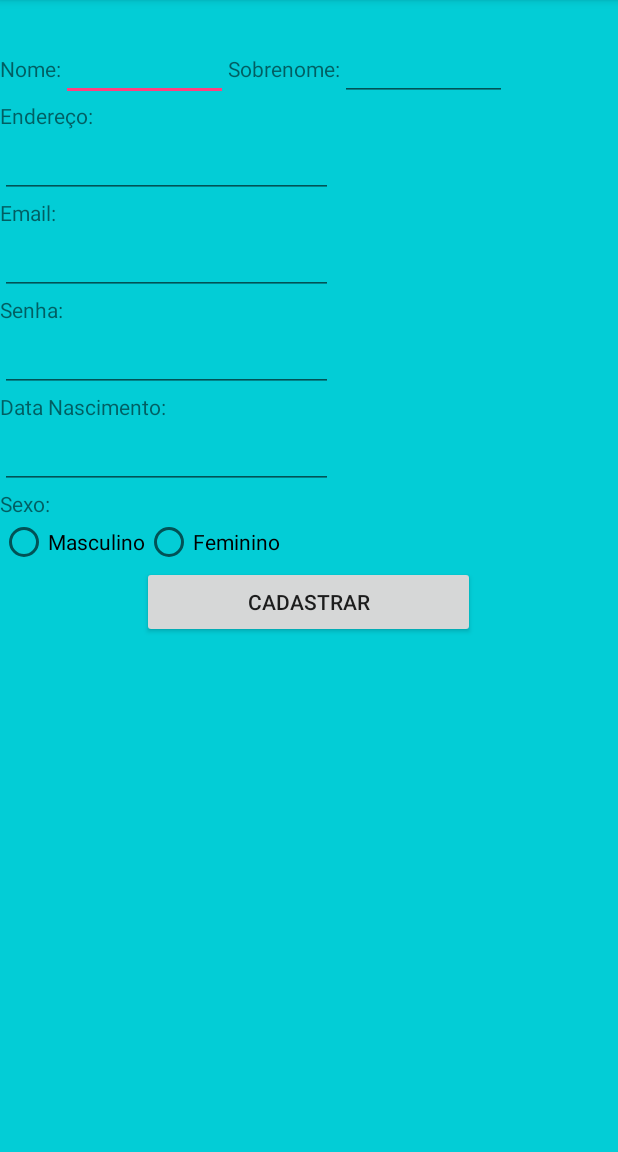
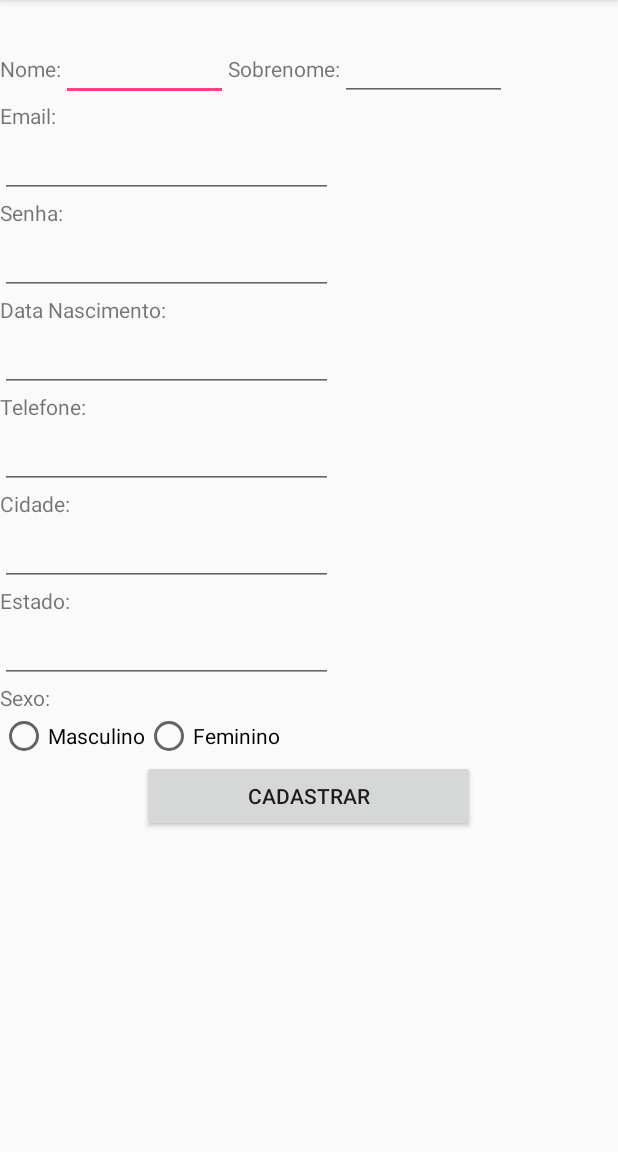
Before and after one commit to jaelson13/EPYMAPS, an Android app: the CadastroActivity screen opened directly, with no data from a screen before it, on a phone screen of 412 x 824 dp, the part 84-1236 px from its top. Run offline under Robolectric (Android 15) with nearby library versions, the phone set to English and light mode, and no system bars.

Commit message:
Iniciado a faze cadastro.

```diff
--- a/app/src/main/java/br/com/educacao/epymaps/Activitys/CadastroActivity.java
+++ b/app/src/main/java/br/com/educacao/epymaps/Activitys/CadastroActivity.java
@@ -2,14 +2,65 @@ package br.com.educacao.epymaps.Activitys;
 
 import android.support.v7.app.AppCompatActivity;
 import android.os.Bundle;
+import android.view.View;
+import android.widget.Button;
+import android.widget.EditText;
 
+import java.util.Date;
+
+import br.com.educacao.epymaps.DAO.UsuarioDAO;
+import br.com.educacao.epymaps.Model.Usuario;
 import br.com.educacao.epymaps.R;
 
 public class CadastroActivity extends AppCompatActivity {
+
+    private EditText edtNome;
+    private EditText edtSobrenome;
+    private EditText edtEmail;
+    private EditText edtTelefone;
+    private EditText edtSenha;
+    private EditText edtDataNasc;
+    private EditText edtCidade;
+    private EditText edtEstado;
+    private Button btnCadastrar;
+    Usuario usuario = new Usuario();
+
 
     @Override
     protected void onCreate(Bundle savedInstanceState) {
         super.onCreate(savedInstanceState);
         setContentView(R.layout.activity_cadastro);
+
+        edtNome = (EditText) findViewById(R.id.edtNome);
+        edtSobrenome = (EditText) findViewById(R.id.edtSobrenome);
+        edtEmail = (EditText) findViewById(R.id.edtEmail);
+        edtTelefone = (EditText) findViewById(R.id.edtTelefone);
+        edtSenha = (EditText) findViewById(R.id.edtSenha);
+        edtDataNasc = (EditText) findViewById(R.id.edtDataNasc);
+        edtCidade = (EditText) findViewById(R.id.edtCidade);
+        edtEstado = (EditText) findViewById(R.id.edtEstado);
+        btnCadastrar = (Button) findViewById(R.id.btnCadastrar);
+
+
+
+        Date data = new Date();
+        usuario.setNome(edtNome.getText().toString());
+        usuario.setSobrenome(edtSobrenome.getText().toString());
+        usuario.setEmail(edtEmail.getText().toString());
+        usuario.setTelefone(edtTelefone.getText().toString());
+        usuario.setSenha(edtSenha.getText().toString());
+        usuario.setDataNascimento(data);
+        usuario.setCidade(edtCidade.getText().toString());
+        usuario.setEstado(edtEstado.getText().toString());
+
+
+
+        btnCadastrar.setOnClickListener(new View.OnClickListener() {
+            @Override
+            public void onClick(View v) {
+                UsuarioDAO usuarioDAO = new UsuarioDAO(CadastroActivity.this);
+                usuarioDAO.salvar(usuario);
+            }
+        });
     }
 }
--- a/app/src/main/java/br/com/educacao/epymaps/DAO/GenericDAO.java
+++ b/app/src/main/java/br/com/educacao/epymaps/DAO/GenericDAO.java
@@ -13,18 +13,17 @@ public abstract class GenericDAO<T> extends SQLiteOpenHelper {
     private static final String NOME_BANCO = "epymaps";
     private static final int VERSAO_BANCO = 1;
     private String sqlCreateUsuario = "CREATE TABLE IF NOT EXISTS usuario(" +
-            "idCliente INT AUTO_INCREMENT," +
+            "idCliente INTEGER PRIMARY KEY AUTOINCREMENT," +
             "nome VARCHAR(45) NOT NULL," +
             "sobrenome VARCHAR(45) NOT NULL," +
             "dataNascimento DATE NOT NULL," +
             "telefone VARCHAR(45) NOT NULL,"+
-            "email VARCHAR(60) NOT NULL," +
+            "email VARCHAR(60) NOT NULL UNIQUE," +
             "status BOOLEAN," +
             "administrador BOOLEAN DEFAULT FALSE," +
             "cidade VARCHAR(45) NOT NULL," +
-            "estado VARCAHR(45) NOT NULL," +
-            "PRIMARY KEY(idCliente)," +
-            "UNIQUE KEY(email)" +
+            "estado VARCAHR(45) NOT NULL" +
+
             ");";
 
     public GenericDAO(Context context) {
--- a/app/src/main/java/br/com/educacao/epymaps/DAO/UsuarioDAO.java
+++ b/app/src/main/java/br/com/educacao/epymaps/DAO/UsuarioDAO.java
@@ -20,7 +20,7 @@ public class UsuarioDAO extends GenericDAO<Usuario> {
     @Override
     public boolean salvar(Usuario usuario) {
         database.execSQL("INSERT INTO usuario(nome,sobrenome,dataNasc,telefone,email,senha,status) VALUES(?,?,?,?,?,?,?)",
-                new Object[]{usuario.getNome(),usuario.getSobrenome(),usuario.getDataNascimento(),usuario.getTelefone(),usuario.getEmail(),usuario.getSenha(),true});
+                new Object[]{usuario.getNome(),usuario.getSobrenome(),usuario.getDataNascimento().toString(),usuario.getTelefone(),usuario.getEmail(),usuario.getSenha(),true});
         return false;
     }
 }
--- a/app/src/main/java/br/com/educacao/epymaps/Model/Usuario.java
+++ b/app/src/main/java/br/com/educacao/epymaps/Model/Usuario.java
@@ -13,10 +13,23 @@ public class Usuario {
     private String cidade;
     private Date dataNascimento;
     private String telefone;
+    private String estado;
 
-    public String getTelefone(){ return telefone;}
+    public String getEstado() {
+        return estado;
+    }
 
-    public void setTelefone(String telefone){ this.telefone = telefone;}
+    public void setEstado(String estado) {
+        this.estado = estado;
+    }
+
+    public String getTelefone() {
+        return telefone;
+    }
+
+    public void setTelefone(String telefone) {
+        this.telefone = telefone;
+    }
 
     public Long getIdUsuario() {
         return idUsuario;
--- a/app/src/main/res/layout/activity_cadastro.xml
+++ b/app/src/main/res/layout/activity_cadastro.xml
@@ -1,12 +1,14 @@
 <?xml version="1.0" encoding="utf-8"?>
-<LinearLayout xmlns:android="http://schemas.android.com/apk/res/android"
+<ScrollView xmlns:android="http://schemas.android.com/apk/res/android"
     xmlns:tools="http://schemas.android.com/tools"
     android:id="@+id/activity_principal"
     android:layout_width="match_parent"
     android:layout_height="match_parent"
-    android:orientation="vertical"
-    android:background="#03CDD6">
-
+    >
+<LinearLayout
+    android:layout_width="match_parent"
+    android:layout_height="wrap_content"
+    android:orientation="vertical">
     <LinearLayout
         android:layout_width="match_parent"
         android:layout_height="wrap_content"
@@ -19,7 +21,7 @@
         <EditText
             android:layout_width="50pt"
             android:layout_height="wrap_content"
-
+            android:id="@+id/edtNome"
             />
         <TextView
             android:layout_width="wrap_content"
@@ -28,21 +30,13 @@
         <EditText
             android:layout_width="50pt"
             android:layout_height="wrap_content"
+            android:id="@+id/edtSobrenome"
             />
     </LinearLayout>
     <LinearLayout
         android:layout_width="wrap_content"
         android:layout_height="wrap_content"
         android:orientation="vertical">
-
-        <TextView
-            android:layout_width="wrap_content"
-            android:layout_height="wrap_content"
-            android:text="Endereço:"/>
-        <EditText
-            android:layout_width="100pt"
-            android:layout_height="wrap_content"
-            />
         <TextView
             android:layout_width="wrap_content"
             android:layout_height="wrap_content"
@@ -51,6 +45,7 @@
             android:layout_width="100pt"
             android:layout_height="wrap_content"
             android:inputType="textEmailAddress"
+            android:id="@+id/edtEmail"
             />
 
         <TextView
@@ -61,6 +56,7 @@
             android:layout_width="100pt"
             android:layout_height="wrap_content"
             android:inputType="textPassword"
+            android:id="@+id/edtSenha"
             />
         <TextView
             android:layout_width="wrap_content"
@@ -69,7 +65,34 @@
         <EditText
             android:layout_width="100pt"
             android:layout_height="wrap_content"
-            android:inputType="date"/>
+            android:inputType="date"
+            android:id="@+id/edtDataNasc"/>
+        <TextView
+            android:layout_width="wrap_content"
+            android:layout_height="wrap_content"
+            android:text="Telefone:"/>
+        <EditText
+            android:layout_width="100pt"
+            android:layout_height="wrap_content"
+            android:inputType="date"
+            android:id="@+id/edtTelefone"/>
+        <TextView
+            android:layout_width="wrap_content"
+            android:layout_height="wrap_content"
+            android:text="Cidade:"/>
+        <EditText
+            android:layout_width="100pt"
+            android:layout_height="wrap_content"
+            android:id="@+id/edtCidade"/>
+        <TextView
+            android:layout_width="wrap_content"
+            android:layout_height="wrap_content"
+            android:text="Estado:"/>
+        <EditText
+            android:layout_width="100pt"
+            android:layout_height="wrap_content"
+            android:id="@+id/edtEstado"/>
+
         <TextView
             android:layout_width="wrap_content"
             android:layout_height="wrap_content"
@@ -78,14 +101,15 @@
             android:id="@+id/radioGenero"
             android:layout_width="wrap_content"
             android:layout_height="wrap_content"
-            android:orientation="horizontal">
+            android:orientation="horizontal"
+            >
 
             <RadioButton
                 android:id="@+id/rbMasculino"
                 android:layout_width="wrap_content"
                 android:layout_height="wrap_content"
                 android:text="Masculino"
-               />
+                               />
 
             <RadioButton
                 android:id="@+id/rbFeminino"
@@ -94,8 +118,6 @@
                 android:text="Feminino" />
 
         </RadioGroup>
-
-
 
     </LinearLayout>
     <LinearLayout
@@ -108,6 +130,8 @@
             android:layout_height="wrap_content"
             android:layout_gravity="center"
             android:text="Cadastrar"
+            android:id="@+id/btnCadastrar"
             />
     </LinearLayout>
 </LinearLayout>
+</ScrollView>
```
